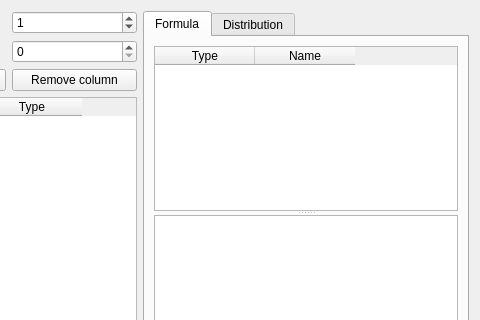
First picture: the form in QtAPI/inc/QtAPI/TableDialog.ui, repository rrnntt/SmallProject, before the edit; both pictures show x 130 to 610 and y 0 to 320 of the 610 by 429 pixel window.
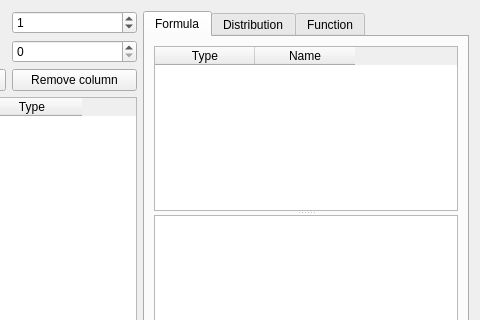
Second picture: the form after the edit.

Diff of the .ui file:
```diff
--- a/QtAPI/inc/QtAPI/TableDialog.ui
+++ b/QtAPI/inc/QtAPI/TableDialog.ui
@@ -170,6 +170,11 @@
          </item>
         </layout>
        </widget>
+       <widget class="QWidget" name="tab_3">
+        <attribute name="title">
+         <string>Function</string>
+        </attribute>
+       </widget>
       </widget>
      </item>
     </layout>
```
